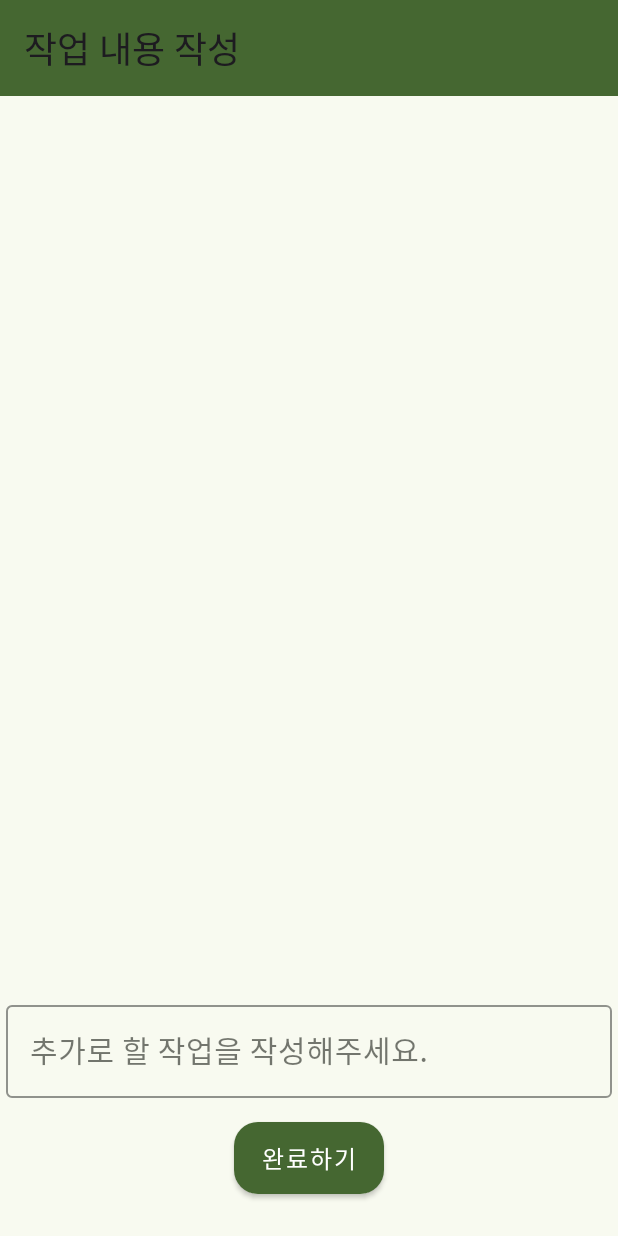
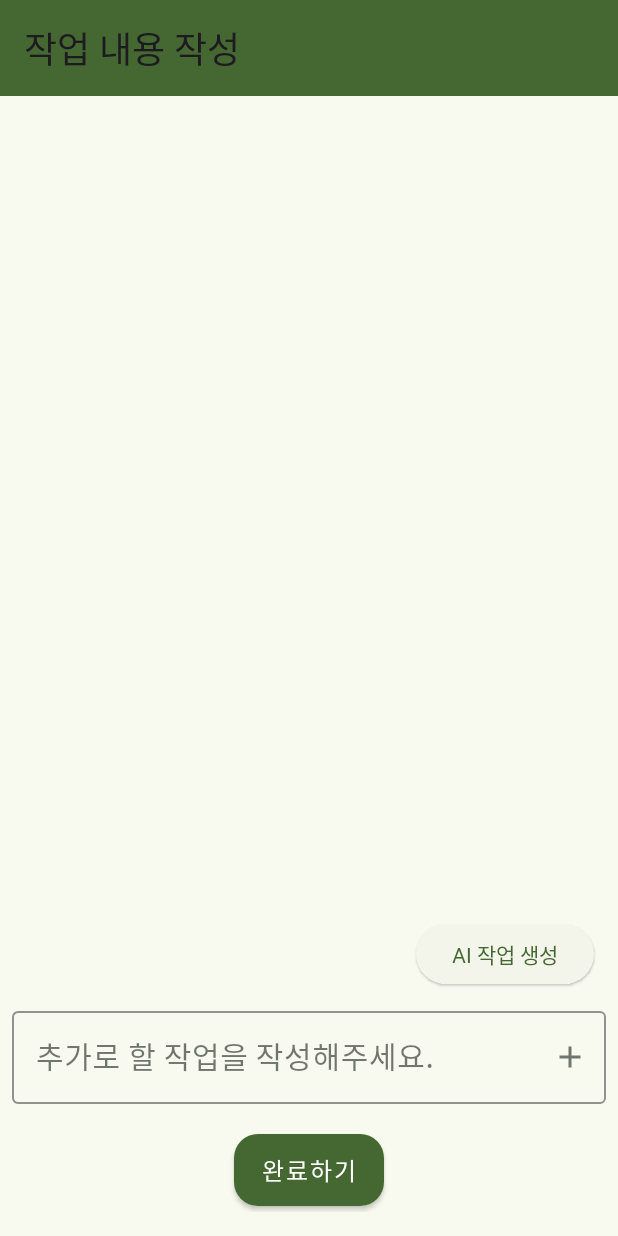
Before and after one commit to SNXWXH/FarmHelper, an Android app: the TaskAddFragment screen opened through its navigation route, on a phone screen of 412 x 824 dp. Run offline under Robolectric (Android 15) with nearby library versions, the phone set to English and light mode, and no system bars; our stand-ins replace Dagger/Hilt's generated code, Firebase (no records; nobody signed in at launch, a user with empty details on screens opened directly), data binding; network calls fail; pictures from the network do not load; 4 statements that could not run were skipped.

Commit message:
refactor: 작업 내용 작성 화면 디자인 수정

```diff
--- a/frontend/aos/app/src/main/res/layout/fragment_task_add.xml
+++ b/frontend/aos/app/src/main/res/layout/fragment_task_add.xml
@@ -31,52 +31,94 @@
         <androidx.constraintlayout.widget.ConstraintLayout
             android:layout_width="match_parent"
             android:layout_height="0dp"
-            android:padding="4dp"
+            android:layout_marginStart="8dp"
+            android:layout_marginTop="8dp"
+            android:layout_marginEnd="8dp"
+            android:layout_marginBottom="16dp"
             app:layout_constraintBottom_toBottomOf="parent"
             app:layout_constraintEnd_toEndOf="parent"
+            app:layout_constraintHorizontal_bias="1.0"
             app:layout_constraintStart_toStartOf="parent"
-            app:layout_constraintTop_toBottomOf="@+id/materialToolbar4">
+            app:layout_constraintTop_toBottomOf="@+id/materialToolbar4"
+            app:layout_constraintVertical_bias="0.0">
 
             <androidx.recyclerview.widget.RecyclerView
                 android:id="@+id/todayTaskRV"
                 android:layout_width="0dp"
                 android:layout_height="0dp"
-                android:layout_marginBottom="8dp"
                 android:visibility="visible"
-                app:layout_constraintBottom_toTopOf="@+id/textInputLayout"
+                app:layout_constraintBottom_toTopOf="@+id/scrollView3"
                 app:layout_constraintEnd_toEndOf="parent"
+                app:layout_constraintHorizontal_bias="0.0"
                 app:layout_constraintStart_toStartOf="parent"
                 app:layout_constraintTop_toTopOf="parent"
-                tools:itemCount="3"
+                tools:itemCount="1"
                 tools:listitem="@layout/holder_create_task">
 
             </androidx.recyclerview.widget.RecyclerView>
 
+            <ScrollView
+                android:id="@+id/scrollView3"
+                android:layout_width="match_parent"
+                android:layout_height="wrap_content"
+                app:layout_constraintBottom_toBottomOf="parent"
+                app:layout_constraintEnd_toEndOf="parent"
+                app:layout_constraintStart_toStartOf="parent">
+
+                <LinearLayout
+                    android:layout_width="match_parent"
+                    android:layout_height="match_parent"
+                    android:orientation="vertical">
+
+                    <LinearLayout
+                        android:layout_width="match_parent"
+                        android:layout_height="match_parent"
+                        android:gravity="center_vertical|end"
+                        android:orientation="vertical">
+
+                        <com.google.android.material.button.MaterialButton
+                            android:id="@+id/aiTaskCreateBT"
+                            style="@style/Widget.Material3.Button.ElevatedButton"
+                            android:layout_width="wrap_content"
+                            android:layout_height="wrap_content"
+                            android:layout_margin="8dp"
+                            android:text="AI 작업 생성"
+                            android:textAppearance="@style/HintTextAppearance" />
+                    </LinearLayout>
+
                     <com.google.android.material.textfield.TextInputLayout
-                android:id="@+id/textInputLayout"
+                        android:id="@+id/addTaskIL"
                         android:layout_width="match_parent"
                         android:layout_height="wrap_content"
                         android:layout_marginBottom="16dp"
-                app:layout_constraintBottom_toTopOf="@+id/button"
-                app:layout_constraintEnd_toEndOf="parent"
-                app:layout_constraintStart_toStartOf="parent">
+                        app:endIconDrawable="@drawable/menu_add_24px"
+                        app:endIconMode="custom">
 
                         <com.google.android.material.textfield.TextInputEditText
+                            android:id="@+id/addTaskTIET"
                             style="@style/TextInputEditTextAppearance"
                             android:layout_width="match_parent"
                             android:layout_height="wrap_content"
                             android:hint="@string/write_custom_task" />
                     </com.google.android.material.textfield.TextInputLayout>
 
+                    <LinearLayout
+                        android:layout_width="match_parent"
+                        android:layout_height="match_parent"
+                        android:gravity="center"
+                        android:orientation="vertical">
+
                         <androidx.appcompat.widget.AppCompatButton
-                android:id="@+id/button"
+                            android:id="@+id/taskCompleteBT"
                             android:layout_width="wrap_content"
                             android:layout_height="wrap_content"
-                android:layout_marginBottom="24dp"
-                android:text="@string/task_compleate"
-                app:layout_constraintBottom_toBottomOf="parent"
-                app:layout_constraintEnd_toEndOf="parent"
-                app:layout_constraintStart_toStartOf="parent" />
+                            android:layout_margin="4dp"
+                            android:text="@string/task_compleate" />
+                    </LinearLayout>
+
+                </LinearLayout>
+            </ScrollView>
+
         </androidx.constraintlayout.widget.ConstraintLayout>
 
     </androidx.constraintlayout.widget.ConstraintLayout>
```
Lines whose indentation alone changed are shown as unchanged.
